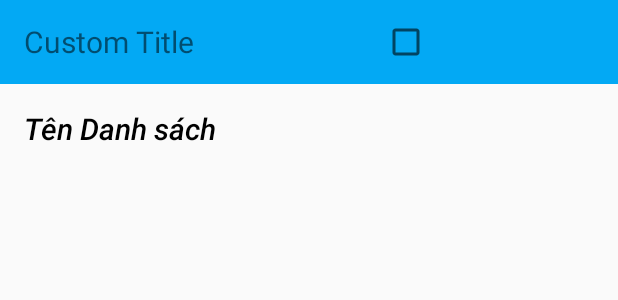
After one commit to thanhbuigithub/ANDROID_MYTASKS, an Android app: the layout activity_list_tasks.xml on its own in the app's theme, with its tools: preview values and no code run, on a phone screen of 412 x 824 dp. The commit adds this screen. Shown: the top 300 px of the screen. Run offline under Robolectric (Android 15) with nearby library versions, the phone set to English and light mode, and no system bars.

Commit message:
activity list tasks

```diff
--- a/app/src/main/AndroidManifest.xml
+++ b/app/src/main/AndroidManifest.xml
@@ -9,6 +9,7 @@
         android:roundIcon="@mipmap/ic_launcher_round"
         android:supportsRtl="true"
         android:theme="@style/AppTheme">
+        <activity android:name=".ListTaskActivity"></activity>
         <activity android:name=".MainActivity">
             <intent-filter>
                 <action android:name="android.intent.action.MAIN" />
--- a/app/src/main/java/com/example/mytasks/CustomExpendableListView.java
+++ b/app/src/main/java/com/example/mytasks/CustomExpendableListView.java
@@ -1,6 +1,7 @@
 package com.example.mytasks;
 
 import android.content.Context;
+import android.content.Intent;
 import android.view.LayoutInflater;
 import android.view.View;
 import android.view.ViewGroup;
--- a/app/src/main/java/com/example/mytasks/MainActivity.java
+++ b/app/src/main/java/com/example/mytasks/MainActivity.java
@@ -1,6 +1,8 @@
 package com.example.mytasks;
 
 import androidx.appcompat.app.AppCompatActivity;
+import androidx.appcompat.widget.Toolbar;
+import androidx.appcompat.widget.ToolbarWidgetWrapper;
 
 import android.os.Bundle;
 import android.view.View;
--- /dev/null
+++ b/app/src/main/res/layout/activity_list_tasks.xml
@@ -0,0 +1,30 @@
+<?xml version="1.0" encoding="utf-8"?>
+<LinearLayout xmlns:android="http://schemas.android.com/apk/res/android"
+    android:orientation="vertical" android:layout_width="match_parent"
+    android:layout_height="match_parent">
+
+    <include layout = "@layout/toolbar_list_tasks"/>
+    <TextView
+        android:layout_width="wrap_content"
+        android:layout_height="wrap_content"
+        android:text="Tên Danh sách"
+        android:fontFamily="@font/roboto_mediumitalic"
+        android:textSize="20sp"
+        android:textColor="#000000"
+        android:layout_marginLeft="16dp"
+        android:layout_marginTop="16dp"/>
+
+    <ListView
+        android:id="@+id/eplvListTask"
+        android:layout_width="match_parent"
+        android:layout_height="wrap_content"
+        android:layout_weight="2"
+        android:layout_marginTop="8dp"
+        android:layout_marginLeft="32dp"
+        android:layout_marginRight="32dp"
+        android:divider="@null"
+        android:childDivider="@null"
+        android:dividerHeight="5dp">
+    </ListView>
+
+</LinearLayout>
--- a/app/src/main/res/layout/list_view.xml
+++ b/app/src/main/res/layout/list_view.xml
@@ -9,7 +9,8 @@
     <ImageView
         android:layout_width="wrap_content"
         android:layout_height="wrap_content"
-        android:src="@drawable/list" />
+        android:src="@drawable/list"
+        android:id="@+id/imgListView"/>
 
     <TextView
         android:id="@+id/tvlist2"
--- /dev/null
+++ b/app/src/main/res/layout/toolbar_list_tasks.xml
@@ -0,0 +1,28 @@
+<?xml version="1.0" encoding="utf-8"?>
+<androidx.appcompat.widget.Toolbar xmlns:android="http://schemas.android.com/apk/res/android"
+    android:orientation="vertical" android:layout_width="match_parent"
+    android:layout_height="?attr/actionBarSize"
+    android:id="@+id/actionbar_list_tasks"
+    android:background="#03A9F4">
+
+    <LinearLayout
+        android:layout_width="match_parent"
+        android:layout_height="wrap_content"
+        android:orientation="horizontal">
+
+        <TextView
+            android:layout_width="wrap_content"
+            android:layout_height="wrap_content"
+            android:id="@+id/toolbar_lt_txt"
+            android:text="Custom Title"
+            android:textSize="20sp"
+            android:layout_gravity="center"/>
+
+        <CheckBox
+            android:layout_width="wrap_content"
+            android:layout_height="wrap_content"
+            android:layout_marginLeft="125dp"
+            android:id="@+id/toolbar_lt_checkbox"/>
+    </LinearLayout>
+
+</androidx.appcompat.widget.Toolbar>
--- a/app/src/main/res/values/styles.xml
+++ b/app/src/main/res/values/styles.xml
@@ -6,6 +6,7 @@
         <item name="colorPrimary">@color/colorPrimary</item>
         <item name="colorPrimaryDark">@color/colorPrimaryDark</item>
         <item name="colorAccent">@color/colorAccent</item>
+
     </style>
 
 </resources>
```
Also changed, not shown: app/src/main/java/com/example/mytasks/ExpendableListView_List.java (+16 -2 lines), app/src/main/java/com/example/mytasks/ListTaskActivity.java (added, +57 -0 lines), app/src/main/res/menu/menu_list_tasks.xml (added, +14 -0 lines).
